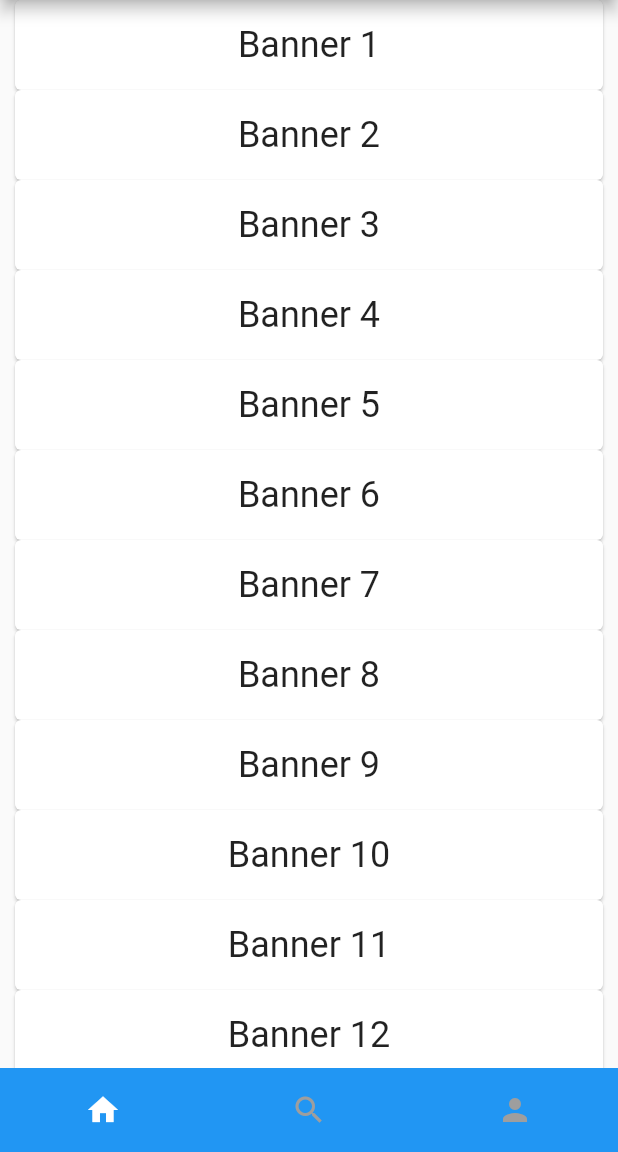
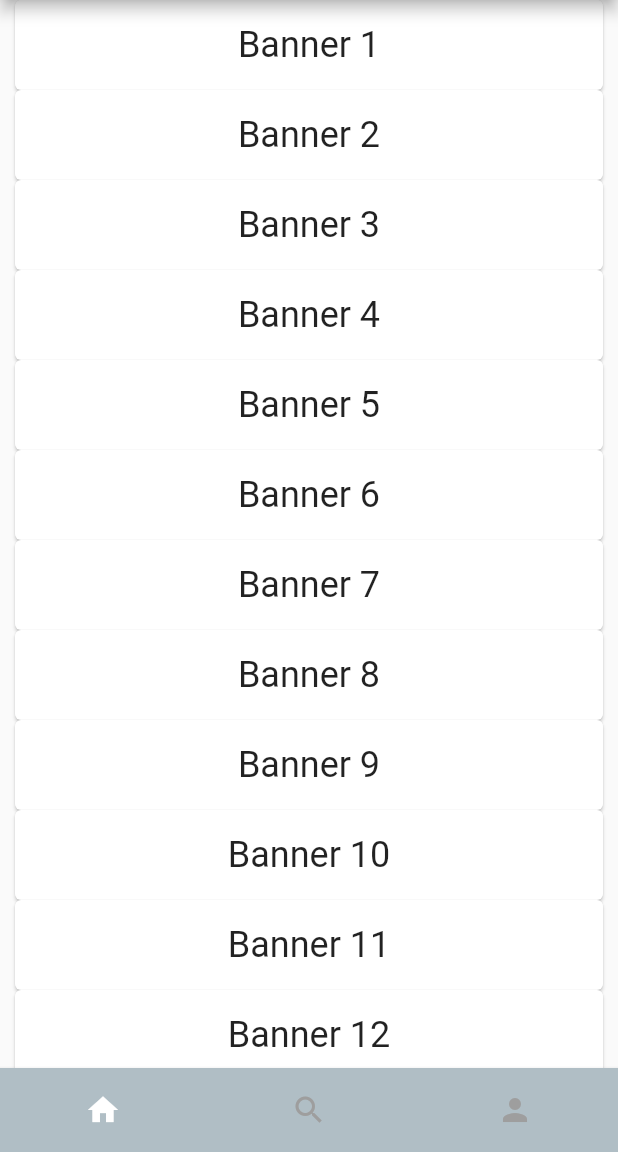
Before and after one commit to ijaz-at-studio93/fluttium_test_project, a Flutter app: the screen it shows after launch, on a phone screen of 412 x 824 dp, the part 84-1236 px from its top. Run offline on Flutter 3.47's test engine with Material 2 defaults, Android fonts, the phone set to English and light mode, and no system bars; missing offline and left inert: fluttium.

Commit message:
imporve ui

```diff
--- a/lib/main.dart
+++ b/lib/main.dart
@@ -10,7 +10,7 @@ class MyApp extends StatelessWidget {
   @override
   Widget build(BuildContext context) {
     return MaterialApp(
-      title: 'Simple Bottom Nav App',
+      title: 'Fluttium Test',
       theme: ThemeData(
         primarySwatch: Colors.blue,
       ),
@@ -42,9 +42,11 @@ class MyHomePageState extends State<MyHomePage> {
         title: const Text('Simple Bottom Nav App'),
       ),
       body: _pages[_currentIndex],
-      bottomNavigationBar: Container(
+      bottomNavigationBar: Material(
+        elevation: 2,
+        child: Container(
           height: 56, // You can adjust the height according to your design
-        color: Colors.blue,
+          color: Colors.blueGrey[200],
           child: Row(
             mainAxisAlignment: MainAxisAlignment.spaceAround,
             children: [
@@ -52,6 +54,7 @@ class MyHomePageState extends State<MyHomePage> {
               _buildNavItem('Search', 1, Icons.search),
               _buildNavItem('Profile', 2, Icons.person),
             ],
+          ),
         ),
       ),
     );
```
Also changed, not shown: .fluttium_NSAIVQ_launcher.dart (deleted). Lines whose indentation alone changed are shown as unchanged.
